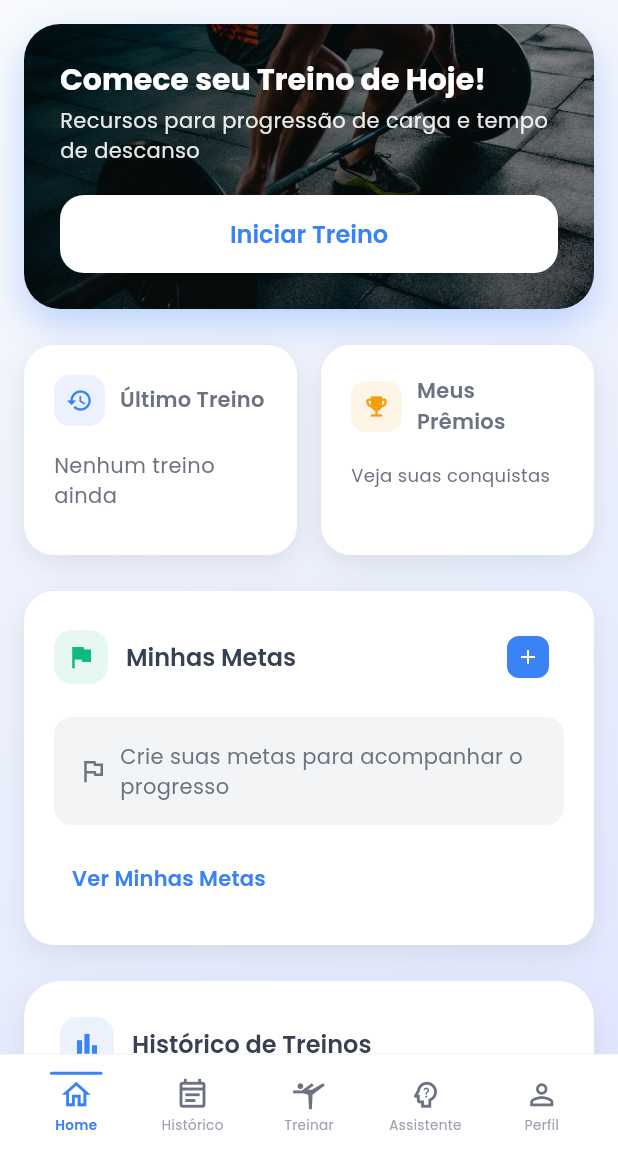
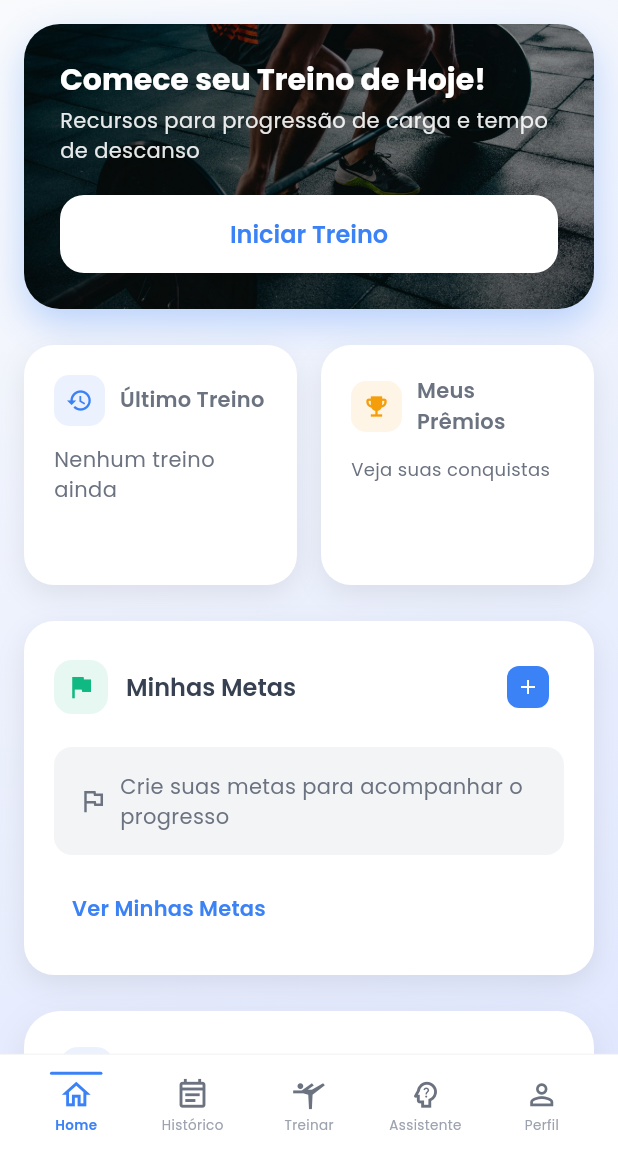
Before and after one commit to maalon77-dev/meutreino, a Flutter app: the HomePage screen opened directly, on a phone screen of 412 x 824 dp, the part 84-1236 px from its top. Run offline on Flutter 3.47's test engine with Material 3 defaults, Android fonts, the phone set to English and light mode, and no system bars; our stand-ins replace cached_network_image, fl_chart, google_fonts, shared_preferences, vibration; accounts and stored records are empty.

Commit message:
fix: resolve overflow issue in home page cards by increasing height and adjusting spacing

```diff
--- a/lib/home_page.dart
+++ b/lib/home_page.dart
@@ -1097,7 +1097,7 @@ class _HomeContentState extends State<_HomeContent> {
               // Card do último treino
               Expanded(
                 child: Container(
-                  height: 140, // Altura fixa para ambos os cards
+                  height: 160, // Altura aumentada para evitar overflow
                   decoration: BoxDecoration(
                     color: isDark ? const Color(0xFF1E293B) : Colors.white,
                     borderRadius: BorderRadius.circular(20),
@@ -1139,7 +1139,7 @@ class _HomeContentState extends State<_HomeContent> {
                           ),
                         ],
                       ),
-                      const SizedBox(height: 16),
+                      const SizedBox(height: 12),
                       if (historico.isNotEmpty)
                         Column(
                           crossAxisAlignment: CrossAxisAlignment.start,
@@ -1196,7 +1196,7 @@ class _HomeContentState extends State<_HomeContent> {
                     );
                   },
                   child: Container(
-                    height: 140, // Altura fixa para ambos os cards
+                    height: 160, // Altura aumentada para evitar overflow
                     decoration: BoxDecoration(
                       color: isDark ? const Color(0xFF1E293B) : Colors.white,
                       borderRadius: BorderRadius.circular(20),
@@ -1238,7 +1238,7 @@ class _HomeContentState extends State<_HomeContent> {
                             ),
                           ],
                         ),
-                        const SizedBox(height: 16),
+                        const SizedBox(height: 12),
                         Text(
                           'Veja suas conquistas',
                           style: Theme.of(context).textTheme.bodyMedium?.copyWith(
```
